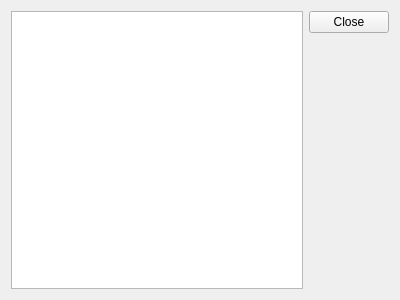
Old version of the form lib/nicos/clients/gui/panels/errpanel.ui in the repository mlz-ictrl/nicos.
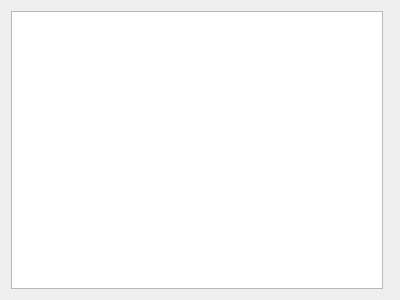
New version of the form. Custom widgets are drawn as their Qt base class.

Commit message:
gui: remove "close" button from error panel
It is unnecessary in a standalone window and does not work as a subpanel.

```diff
--- a/lib/nicos/clients/gui/panels/errpanel.ui
+++ b/lib/nicos/clients/gui/panels/errpanel.ui
@@ -33,7 +33,7 @@
       <enum>Qt::Vertical</enum>
      </property>
      <property name="standardButtons">
-      <set>QDialogButtonBox::Close</set>
+      <set>QDialogButtonBox::NoButton</set>
      </property>
     </widget>
    </item>
```
